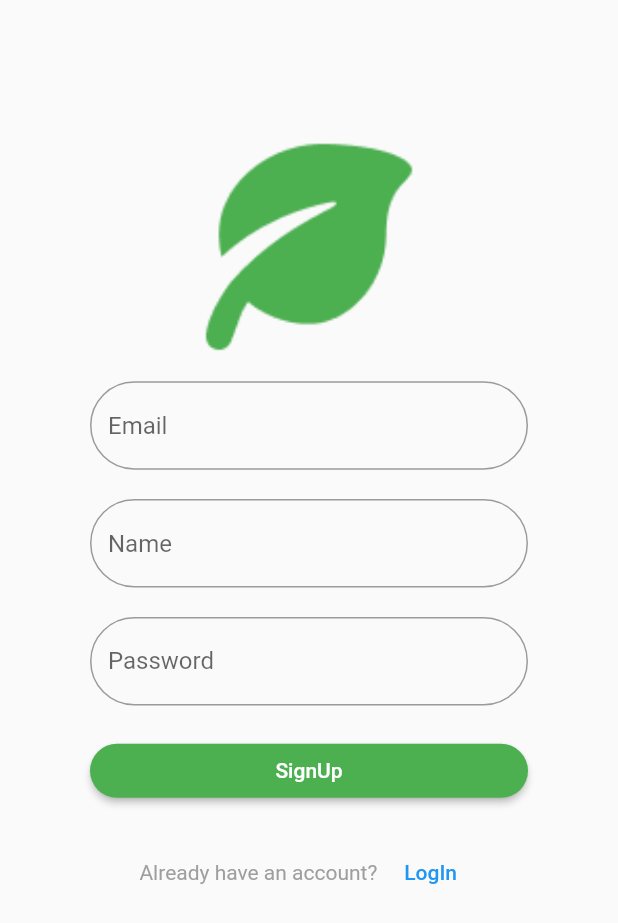
After one commit to NillBard/EcologyApp, a Flutter app: the screen it shows after launch, after a tap on "SignUp", on a phone screen of 412 x 824 dp. The commit adds this screen. Shown: the top 923 px of the screen. Run offline on Flutter 3.47's test engine with Material 2 defaults, Android fonts, the phone set to English and light mode, and no system bars; our stand-ins replace flutter_map, latlong, rxdart; missing offline and left inert: flutter_barcode_scanner, flutter_session, geocoder, shared_preferences_web.

Commit message:
add Auth logic

```diff
--- a/app/lib/bloc/form_bloc.dart
+++ b/app/lib/bloc/form_bloc.dart
@@ -8,6 +8,7 @@ class FormBloc {
   final _email = new BehaviorSubject<String>();
   final _password = new BehaviorSubject<String>();
   final _errorMessage = new BehaviorSubject<String>();
+  final _name = new BehaviorSubject<String>();
 
   // getters: Changers
   Function(String) get changeEmail {
@@ -20,10 +21,16 @@ class FormBloc {
     return _password.sink.add;
   }
 
+  Function(String) get changeName {
+    addError('');
+    return _name.sink.add;
+  }
+
   Function(String) get addError => _errorMessage.sink.add;
   // getters: Add stream
   Stream<String> get email => _email.stream;
   Stream<String> get password => _password.stream;
+  Stream<String> get name => _name.stream;
   Stream<String> get errorMessage => _errorMessage.stream;
 
   Stream<bool> get submitValidForm => Rx.combineLatest3(
@@ -33,12 +40,20 @@ class FormBloc {
         (e, p, er) => true,
       );
 
+   Stream<bool> get SubmitValidRegForm => Rx.combineLatest4(
+        email,
+        name,
+        password,
+        errorMessage,
+        (e, n, p, er) => true,
+      );
+
   var authInfo;
   // rgister
   dynamic register(BuildContext context) async {
     authInfo = AuthService();
 
-    final res = await authInfo.register(_email.value, _password.value);
+    final res = await authInfo.register(_name.value,_email.value, _password.value);
     final data = jsonDecode(res) as Map<String, dynamic>;
 
     if (data['status'] != 200) {
--- a/app/lib/main.dart
+++ b/app/lib/main.dart
@@ -1,8 +1,10 @@
 import 'package:echology/pages/MainScreen.dart';
-import 'package:echology/pages/auth/Login/login.dart';
+import 'package:echology/pages/auth/login.dart';
 import 'package:echology/pages/auth/auth_serv.dart';
 import 'package:echology/providers/providers.dart';
 import 'package:flutter/material.dart';
+
+import 'pages/auth/sginUp.dart';
 
 void main() => runApp(MyApp());
 
@@ -29,6 +31,7 @@ class MyApp extends StatelessWidget {
           routes: {
             '/home': (_) => MainScreen(),
             '/login': (_) => Login(),
+            '/register': (_) => SignUp(),
           }),
     );
   }
--- a/app/lib/pages/Profile.dart
+++ b/app/lib/pages/Profile.dart
@@ -1,3 +1,4 @@
+import 'package:echology/pages/auth/auth_serv.dart';
 import 'package:echology/widgets/Logo.dart';
 import 'package:flutter/material.dart';
 import 'package:flutter/widgets.dart';
@@ -18,7 +19,14 @@ class _Profile extends State<Profile> {
             children: <Widget>[
               Logo(),
               profile_info(),
-              Lsit_typeTrash()
+              Lsit_typeTrash(),
+               TextButton(
+                child: Text('Log out'),
+                onPressed: () {
+                  Navigator.popAndPushNamed(context, '/login');
+                  AuthService.removeToken();
+                },
+              ),
             ],
           ),
         ),
--- a/app/lib/pages/auth/auth_serv.dart
+++ b/app/lib/pages/auth/auth_serv.dart
@@ -1,3 +1,5 @@
+import 'dart:convert';
+
 import 'package:flutter_session/flutter_session.dart';
 import 'package:http/http.dart' as http;
 
@@ -8,11 +10,16 @@ class AuthService {
 
   Future<dynamic> register(String name, String email, String password) async {
     try {
-      var res = await http.post('$baseUrl/auth/register', body: {
+      var res = await http.post('$baseUrl/auth/register',
+       headers: <String, String>{
+      'Content-Type': 'application/json',
+      },
+       body: jsonEncode(<String, String> {
         'name': name,
         'email': email,
         'password': password,
-      });
+      })
+      );
 
       return res.body;
     } finally {
@@ -24,10 +31,13 @@ class AuthService {
     try {
       var res = await http.post(
         '$baseUrl/auth/login',
-        body: {
+        headers: <String, String>{
+      'Content-Type': 'application/json',
+      },
+        body: jsonEncode(<String, String> {
           'email': email,
           'password': password,
-        },
+        })
       );
 
       return res?.body;
--- a/app/lib/pages/auth/Login/login.dart
+++ b/app/lib/pages/auth/login.dart
@@ -12,7 +12,7 @@ class Login extends StatelessWidget {
 
     return Scaffold(
       body: Container(
-            height: 450,
+          height: 500,
           margin: EdgeInsets.only(top: 120),
           child: Center(
             child: Padding(
@@ -24,13 +24,11 @@ class Login extends StatelessWidget {
                   _emailField(formBloc),
                   _passwordField(formBloc),
                   _logInButton(formBloc),
-                    // _showSignUpButton()
+                  _showSignUpButton(context)
                 ],
               ),
             ),
-            )
-          ),
-
+          )),
     );
   }
 }
@@ -56,11 +54,11 @@ Widget _passwordField(FormBloc bloc) {
         return TextFormField(
           onChanged: bloc.changePassword,
           obscureText: true,
-      validator: (value) => null,
           textAlign: TextAlign.start,
           decoration: new InputDecoration(
               hintText: 'Password',
-          border: OutlineInputBorder(borderRadius: BorderRadius.circular(40))),
+              border:
+                  OutlineInputBorder(borderRadius: BorderRadius.circular(40))),
         );
       });
 }
@@ -87,8 +85,17 @@ Widget _logInButton(FormBloc bloc) {
       });
 }
 
-Widget _showSignUpButton() {
-  return SafeArea(
-      child: TextButton(
-          onPressed: () {}, child: Text('Don\'t have an account? Sign Up')));
+Widget _showSignUpButton(context) {
+  return Container(
+      child: Row(
+        mainAxisAlignment: MainAxisAlignment.center,
+      children: [
+      Text('Don\'t have an account? ', style: TextStyle(color: Colors.grey)),
+      TextButton(onPressed: () => Navigator.pushNamed(context, '/register'), child: Text(
+        'SignUp',
+        style: TextStyle(color: Colors.blue)
+        )
+      )
+    ],
+  ));
 }
--- /dev/null
+++ b/app/lib/pages/auth/sginUp.dart
@@ -0,0 +1,117 @@
+import 'package:echology/bloc/form_bloc.dart';
+import 'package:echology/providers/providers.dart';
+import 'package:echology/widgets/AuthLogo.dart';
+import 'package:echology/widgets/Logo.dart';
+import 'package:flutter/material.dart';
+import 'dart:async';
+
+class SignUp extends StatelessWidget {
+  @override
+  Widget build(BuildContext context) {
+    final FormBloc formBloc = Provider.of(context);
+
+    return Scaffold(
+        body: Container(
+            height: 550,
+            margin: EdgeInsets.only(top: 75),
+            child: Center(
+              child: Padding(
+                padding: const EdgeInsets.symmetric(horizontal: 60),
+                child: Column(
+                  mainAxisAlignment: MainAxisAlignment.spaceEvenly,
+                  children: <Widget>[
+                    AuthLogo(),
+                    _emailField(formBloc),
+                    _nameField(formBloc),
+                    _passwordField(formBloc),
+                    _siginUpButton(formBloc),
+                    _showLogInButton(context)
+                  ],
+                ),
+              ),
+            )
+          ),
+
+       );
+  }
+}
+
+Widget _emailField(FormBloc bloc) {
+  return StreamBuilder(
+      stream: bloc.email,
+      builder: (context, snapshot) {
+        return TextFormField(
+          onChanged: bloc.changeEmail,
+          decoration: new InputDecoration(
+              hintText: 'Email',
+              border:
+                  OutlineInputBorder(borderRadius: BorderRadius.circular(40))),
+        );
+      });
+}
+
+Widget _nameField(FormBloc bloc) {
+  return StreamBuilder(
+    stream: bloc.name,
+    builder: (context, snapshot) {
+    return TextFormField(
+      onChanged: bloc.changeName,
+      textAlign: TextAlign.start,
+      decoration: new InputDecoration(
+          hintText: 'Name',
+          border: OutlineInputBorder(borderRadius: BorderRadius.circular(40))),
+    );
+  });
+}
+
+Widget _passwordField(FormBloc bloc) {
+  return StreamBuilder(
+    stream: bloc.password,
+    builder: (context, snapshot) {
+    return TextFormField(
+      onChanged: bloc.changePassword,
+      obscureText: true,
+      textAlign: TextAlign.start,
+      decoration: new InputDecoration(
+          hintText: 'Password',
+          border: OutlineInputBorder(borderRadius: BorderRadius.circular(40))),
+    );
+  });
+}
+
+Widget _siginUpButton(FormBloc bloc) {
+  return StreamBuilder(
+      stream: bloc.SubmitValidRegForm,
+      builder: (context, snapshot) {
+        return ElevatedButton(
+            style: ElevatedButton.styleFrom(
+              fixedSize: Size.fromWidth(400),
+              shape: RoundedRectangleBorder(
+                borderRadius: BorderRadius.circular(18.0),
+              ),
+            ),
+            onPressed: () {
+              if (snapshot.hasError) {
+                print(snapshot.error);
+                return null;
+              }
+              bloc.register(context);
+            },
+            child: Text('SignUp'));
+      });
+}
+
+Widget _showLogInButton(context) {
+   return Container(
+      child: Row(
+        mainAxisAlignment: MainAxisAlignment.center,
+      children: [
+      Text('Already have an account? ', style: TextStyle(color: Colors.grey)),
+      TextButton(onPressed: () => Navigator.pushNamed(context, '/login'), child: Text(
+        'LogIn',
+        style: TextStyle(color: Colors.blue)
+        )
+      )
+    ],
+  ));
+}
```
Lines whose indentation alone changed are shown as unchanged.
